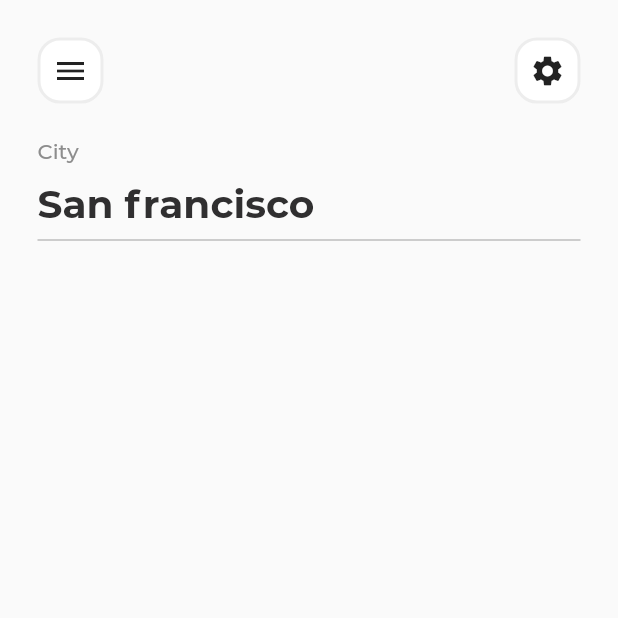
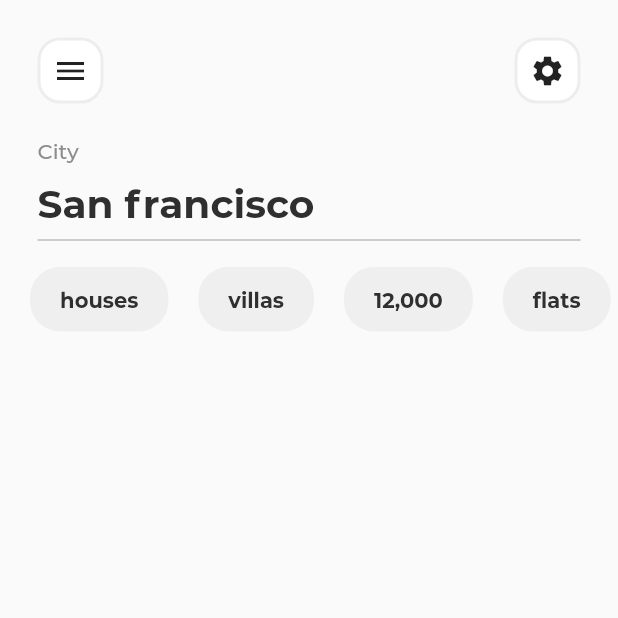
Before and after one commit to priyanshu-01/my_app, a Flutter app: the screen it shows after launch, on a phone screen of 412 x 824 dp, the top half of it. Run offline on Flutter 3.47's test engine with Material 2 defaults, Android fonts, the phone set to English and light mode, and no system bars.

Commit message:
add singleChildScrollView

```diff
--- a/lib/screens/LandingPage.dart
+++ b/lib/screens/LandingPage.dart
@@ -59,6 +59,18 @@ class LandingPage extends StatelessWidget {
 
             addVerticalSpace(10),
 
+            SingleChildScrollView(
+              scrollDirection: Axis.horizontal,
+              child: Row(
+                children: [
+                  ChoiceOption(text: "houses"),
+                  ChoiceOption(text: "villas"),
+                  ChoiceOption(text: "12,000"),
+                  ChoiceOption(text: "flats"),
+                  ChoiceOption(text: "penthouse"),
+                ],
+              ),
+            ),
             // ChoiceOption -> Row -> SingleChildScrollView (axis horizontal)
 
             addVerticalSpace(10),
```
